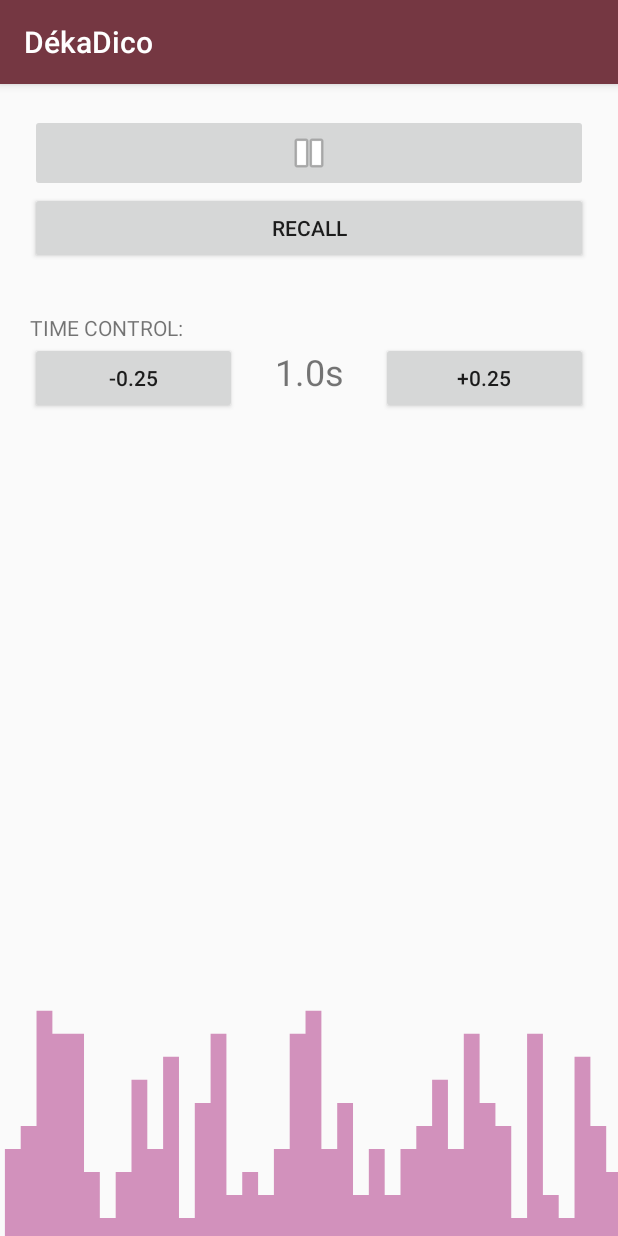
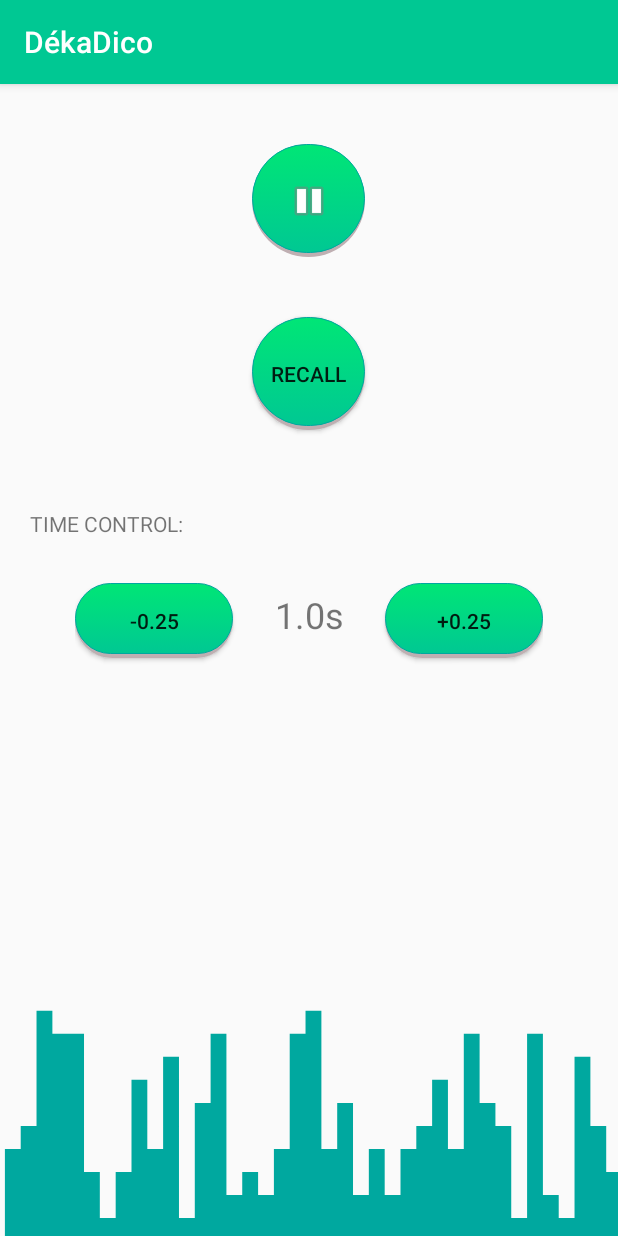
Before and after one commit to VivekThazhathattil/dekadico, an Android app: the screen it shows after launch (MainActivity), after a tap on "Begin training", on a phone screen of 412 x 824 dp. Run offline under Robolectric (Android 15) with nearby library versions, the phone set to English and light mode, and no system bars.

Commit message:
improve theme

```diff
--- a/app/build.gradle
+++ b/app/build.gradle
@@ -8,8 +8,8 @@ android {
         applicationId "com.example.spokennumbers"
         minSdkVersion 16
         targetSdkVersion 29
-        versionCode 5
-        versionName "1.4"
+        versionCode 6
+        versionName "1.5"
 
         testInstrumentationRunner "androidx.test.runner.AndroidJUnitRunner"
     }
--- a/app/src/main/java/com/example/spokennumbers/spoken_numbers_main_fragment.java
+++ b/app/src/main/java/com/example/spokennumbers/spoken_numbers_main_fragment.java
@@ -25,10 +25,9 @@ public class spoken_numbers_main_fragment extends Fragment {
     private EditText timeIncInput;
     private RadioButton femaleVoiceButton;
     private RadioButton maleVoiceButton;
+    private RadioButton syntheticButton;
     private RadioButton decimalButton;
     private RadioButton binaryButton;
-    private RadioGroup maleFemaleRadioGroup;
-    private RadioGroup decimalBinaryRadioGroup;
     private String defaultTimeDelay;
     private String defaultTimeInc;
 
@@ -60,8 +59,6 @@ public class spoken_numbers_main_fragment extends Fragment {
         startButton = getView().findViewById(R.id.start_button);
         timeDelayInput = getView().findViewById(R.id.time_delay_input);
         timeIncInput = getView().findViewById(R.id.time_inc_num);
-        maleFemaleRadioGroup = getView().findViewById(R.id.male_female_radio_group);
-        decimalBinaryRadioGroup = getView().findViewById(R.id.dec_or_bin_radio_group);
 
         defaultTimeDelay = ((MainActivity)getActivity()).loadDataDelayTime();
         defaultTimeInc = ((MainActivity)getActivity()).loadDataIncTime();
@@ -70,6 +67,9 @@ public class spoken_numbers_main_fragment extends Fragment {
 
         femaleVoiceButton = getView().findViewById(R.id.radio_button_female);
         maleVoiceButton = getView().findViewById(R.id.radio_button_male);
+        syntheticButton = getView().findViewById(R.id.radio_button_synthetic_male);
+        syntheticButton.setEnabled(false);
+
         femaleVoiceButton.setChecked(((MainActivity)getActivity()).loadDataFemaleChecked());
         maleVoiceButton.setChecked(!((MainActivity)getActivity()).loadDataFemaleChecked());
 
--- /dev/null
+++ b/app/src/main/res/drawable/circle_button.xml
@@ -0,0 +1,15 @@
+<?xml version="1.0" encoding="utf-8"?>
+<shape xmlns:android="http://schemas.android.com/apk/res/android"
+android:shape="rectangle">
+
+<gradient
+    android:angle="90"
+    android:endColor="#00E676"
+    android:startColor="#00C893" />
+
+<corners android:radius="999dp" />
+
+<stroke
+    android:width="1px"
+    android:color="#00a89f" />
+</shape>
--- a/app/src/main/res/drawable/ic_bg_basic.xml
+++ b/app/src/main/res/drawable/ic_bg_basic.xml
@@ -6,5 +6,5 @@
   <path
       android:pathData="m7.13,1383.11v96H30.17v-32h23.03v-160h23.09v32h23.03v0h23.03v192h23.03v64h23.09v-64h23.03v-128h23.03v96h23.03v-128h23.09v224h23.03v-160h23.03v-96h23.03v224h23.03v-32h23.09v32h23.03v-64h23.03v-160h23.03v-32h23.09v192h23.03v-64h23.03v128h23.03v-64h23.09v64h23.03v-64h23.03v-32h23.03v-64h23.03v96h23.09v-160h23.03v96h23.03v32h23.03v128h23.09v-256h23.03v224h23.03v32h23.03v-224h23.09v96h23.03v64h23.03v96h-23.03v0h-23.03v0h-23.09v0h-23.03v0H790.69v0h-23.03v0h-23.09v0h-23.03v0h-23.03v0H675.47v0h-23.09v0h-23.03v0h-23.03v0h-23.03v0h-23.03v0h-23.09v0h-23.03v0H491.1v0h-23.03v0h-23.09v0h-23.03v0h-23.03v0h-23.03v0h-23.09v0h-23.03v0h-23.03v0h-23.03v0h-23.03v0h-23.09v0h-23.03v0h-23.03v0h-23.03v0h-23.09v0h-23.03v0H99.32v0H76.29v0H53.2v0H30.17v0H7.13v0z"
       android:strokeWidth="0.790031"
-      android:fillColor="#a2d9ff"/>
+      android:fillColor="@color/colorPrimary"/>
 </vector>
--- a/app/src/main/res/drawable/ic_bg_latest.xml
+++ b/app/src/main/res/drawable/ic_bg_latest.xml
@@ -5,5 +5,5 @@
     android:viewportHeight="280">
   <path
       android:pathData="M0,288L24,261.3C48,235 96,181 144,176C192,171 240,213 288,229.3C336,245 384,235 432,213.3C480,192 528,160 576,176C624,192 672,256 720,250.7C768,245 816,171 864,128C912,85 960,75 1008,101.3C1056,128 1104,192 1152,224C1200,256 1248,256 1296,240C1344,224 1392,192 1416,176L1440,160L1440,320L1416,320C1392,320 1344,320 1296,320C1248,320 1200,320 1152,320C1104,320 1056,320 1008,320C960,320 912,320 864,320C816,320 768,320 720,320C672,320 624,320 576,320C528,320 480,320 432,320C384,320 336,320 288,320C240,320 192,320 144,320C96,320 48,320 24,320L0,320Z"
-      android:fillColor="#20AA5042"/>
+      android:fillColor="#2000E676"/>
 </vector>
--- /dev/null
+++ b/app/src/main/res/drawable/round_button_pressed.xml
@@ -0,0 +1,15 @@
+<?xml version="1.0" encoding="utf-8"?>
+<shape xmlns:android="http://schemas.android.com/apk/res/android"
+android:shape="rectangle">
+
+<gradient
+    android:angle="90"
+    android:endColor="#00677e"
+    android:startColor="#008797" />
+
+<corners android:radius="999dp" />
+
+<stroke
+    android:width="1px"
+    android:color="#00a89f" />
+</shape>
--- /dev/null
+++ b/app/src/main/res/drawable/round_button_with_shadow.xml
@@ -0,0 +1,11 @@
+<?xml version="1.0" encoding="utf-8"?>
+<layer-list xmlns:android="http://schemas.android.com/apk/res/android">
+
+    <item
+        android:state_pressed="false"
+        android:drawable="@drawable/shadow" />
+
+    <item
+        android:bottom="4px"
+        android:drawable="@drawable/circle_button" />
+</layer-list>
--- /dev/null
+++ b/app/src/main/res/drawable/round_button_with_states.xml
@@ -0,0 +1,7 @@
+<?xml version="1.0" encoding="utf-8"?>
+<selector xmlns:android="http://schemas.android.com/apk/res/android">
+    <item android:state_pressed="true" android:drawable="@drawable/round_button_pressed">
+    </item>
+    <item android:drawable="@drawable/round_button_with_shadow">
+    </item>
+</selector>
--- /dev/null
+++ b/app/src/main/res/drawable/shadow.xml
@@ -0,0 +1,8 @@
+<?xml version="1.0" encoding="utf-8"?>
+<shape xmlns:android="http://schemas.android.com/apk/res/android"
+android:shape="rectangle">
+
+<solid android:color="#bfafb2" />
+
+<corners android:radius="999dp" />
+</shape>
--- a/app/src/main/res/layout/spoken_numbers_ingame_fragment.xml
+++ b/app/src/main/res/layout/spoken_numbers_ingame_fragment.xml
@@ -4,7 +4,7 @@
     android:layout_width="match_parent"
     android:layout_height="match_parent"
     android:background="@drawable/ic_bg_basic"
-    android:backgroundTint="#D291BC"
+    android:backgroundTint="@color/colorPrimaryDark"
     tools:context=".spoken_numbers_ingame_fragment">
 
     <LinearLayout
@@ -16,14 +16,24 @@
 
         <ImageButton
             android:id="@+id/pause_button"
-            android:layout_width="match_parent"
+            android:layout_width="wrap_content"
             android:layout_height="wrap_content"
+            android:layout_gravity="center"
+            android:layout_margin="20dp"
+            android:minWidth="75dp"
+            android:minHeight="75dp"
+            android:background="@drawable/round_button_with_states"
             android:src="@android:drawable/ic_media_pause" />
 
         <Button
             android:id="@+id/recall_button"
-            android:layout_width="match_parent"
+            android:layout_width="wrap_content"
             android:layout_height="wrap_content"
+            android:layout_gravity="center"
+            android:layout_margin="20dp"
+            android:minWidth="75dp"
+            android:minHeight="75dp"
+            android:background="@drawable/round_button_with_states"
             android:text="@string/recall_text" />
 
         <TextView
@@ -36,6 +46,7 @@
         <LinearLayout
             android:layout_width="match_parent"
             android:layout_height="match_parent"
+            android:layout_margin="30dp"
             android:orientation="horizontal">
 
             <Button
@@ -43,6 +54,9 @@
                 android:layout_width="wrap_content"
                 android:layout_height="wrap_content"
                 android:layout_weight="1"
+                android:background="@drawable/round_button_with_states"
+                android:minWidth="50dp"
+                android:minHeight="50dp"
                 android:text="@string/time_dec_text" />
 
             <TextView
@@ -59,6 +73,9 @@
                 android:layout_width="wrap_content"
                 android:layout_height="wrap_content"
                 android:layout_weight="1"
+                android:background="@drawable/round_button_with_states"
+                android:minWidth="50dp"
+                android:minHeight="50dp"
                 android:text="@string/time_inc_text" />
         </LinearLayout>
     </LinearLayout>
--- a/app/src/main/res/values/colors.xml
+++ b/app/src/main/res/values/colors.xml
@@ -1,7 +1,7 @@
 <?xml version="1.0" encoding="utf-8"?>
 <resources>
-    <color name="colorPrimary">#753742</color>
-    <color name="colorPrimaryDark">#4F3130</color>
-    <color name="colorAccent">#AA5042</color>
+    <color name="colorPrimary">#00c893</color>
+    <color name="colorPrimaryDark">#00a89f</color>
+    <color name="colorAccent">#00E676</color>
     <color name="black">#121212</color>
 </resources>
--- a/app/src/main/res/values/strings.xml
+++ b/app/src/main/res/values/strings.xml
@@ -10,6 +10,7 @@
     <string name="curr_time_control_text">1.00 s</string>
     <string name="male_text">Male voice</string>
     <string name="female_text">Female voice</string>
+    <string name="synthetic_text">Synthetic (experimental) </string>
     <string name="decimal_numbers">Decimal Numbers</string>
     <string name="binary_numbers">Binary Numbers</string>
 </resources>
```
Also changed, not shown: app/src/main/res/layout/spoken_numbers_main_fragment.xml (+14 -4 lines), app/src/main/res/layout/spoken_numbers_recall_fragment.xml (+17 -1 lines), 3 other files.
